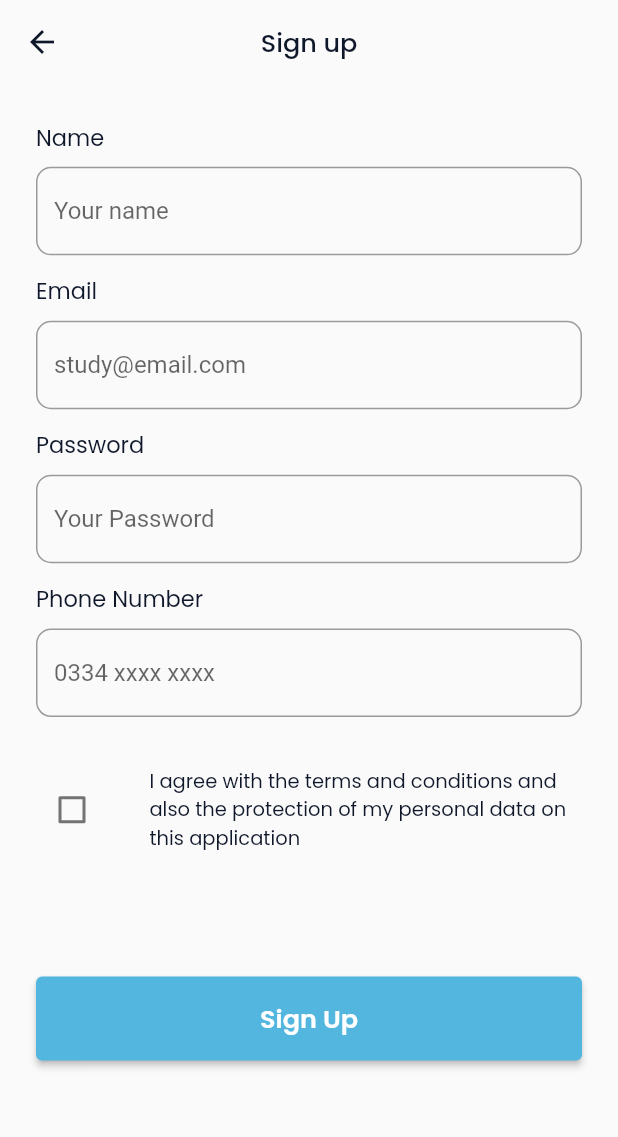
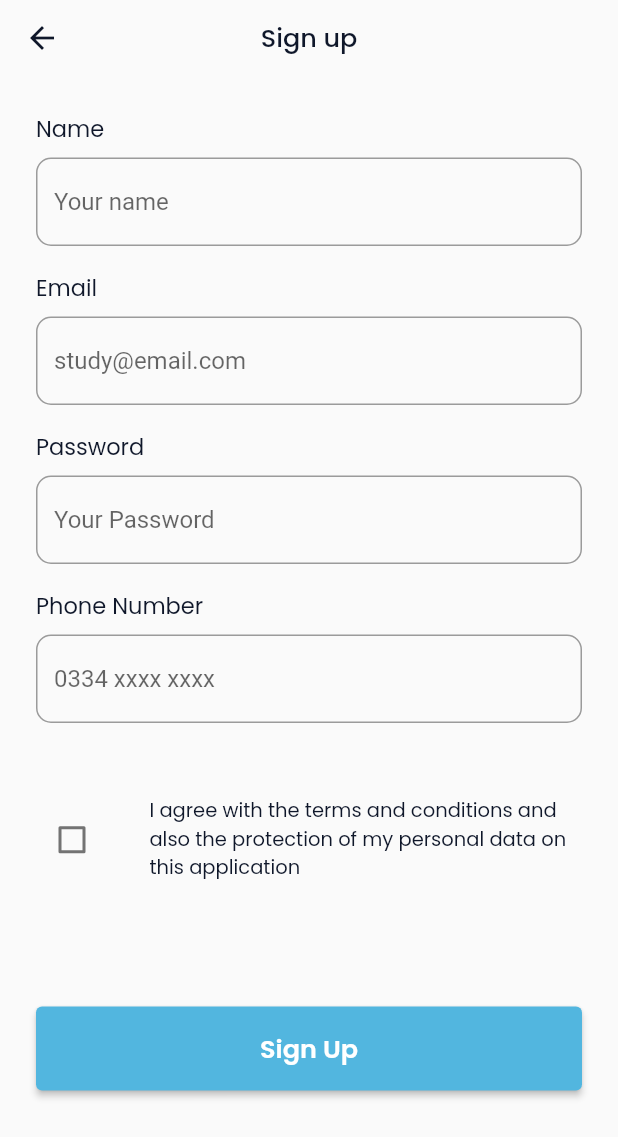
Before and after one commit to RamazonovMirjon/Study-FireBase, a Flutter app: the SignUp screen opened by its route, on a phone screen of 412 x 824 dp. Shown: the top 1137 px of the screen. Run offline on Flutter 3.47's test engine with Material 2 defaults, Android fonts, the phone set to English and light mode, and no system bars; our stand-ins replace flutter_svg.

Commit message:
bazi componentlar

```diff
--- /dev/null
+++ b/lib/core/components/app_bar_text.dart
@@ -0,0 +1,25 @@
+
+import 'package:flutter/material.dart';
+import 'package:stady/core/constants/color_const.dart';
+
+class AppBarText extends StatelessWidget {
+  const AppBarText({
+    required this.text,
+    Key? key,
+  }) : super(key: key);
+
+  final String text;
+
+  @override
+  Widget build(BuildContext context) {
+    return Text(
+      text,
+      style: TextStyle(
+        color: ColorConst.kBlackColor,
+        fontSize: 17,
+        fontFamily: "poppins",
+        fontWeight: FontWeight.w500,
+      ),
+    );
+  }
+}
--- /dev/null
+++ b/lib/core/components/my_app_bar.dart
@@ -0,0 +1,29 @@
+import 'package:flutter/material.dart';
+import 'package:stady/core/constants/color_const.dart';
+
+class MyAppBar extends StatelessWidget with PreferredSizeWidget {
+  MyAppBar({
+    Key? key,
+    this.title,
+    this.action,
+  }) : super(key: key);
+
+  final Widget? title;
+  final List<Widget>? action;
+
+  @override
+  Widget build(BuildContext context) {
+    return AppBar(
+      centerTitle: true,
+      backgroundColor: Colors.transparent,
+      elevation: 0,
+      iconTheme: IconThemeData(color: ColorConst.kBlackColor),
+      title: title,
+    );
+  }
+
+  @override
+  Size get preferredSize {
+    return const Size.fromHeight(50.0);
+  }
+}
--- /dev/null
+++ b/lib/core/components/my_text_field.dart
@@ -0,0 +1,30 @@
+
+import 'package:flutter/material.dart';
+
+class MyTextField extends StatelessWidget {
+  const MyTextField({
+    Key? key,
+    required this.hintText,
+    required this.controller,
+    this.pass = false,
+  }) : super(key: key);
+
+  final TextEditingController controller;
+  final String hintText;
+  final bool pass;
+
+  @override
+  Widget build(BuildContext context) {
+    return Padding(
+      padding: const EdgeInsets.only(top: 8, bottom: 16),
+      child: TextFormField(
+        obscureText: pass,
+        textInputAction: TextInputAction.next,
+        decoration: InputDecoration(
+            hintText: hintText,
+            border: const OutlineInputBorder(
+                borderRadius: BorderRadius.all(Radius.circular(10)))),
+      ),
+    );
+  }
+}
--- a/lib/main.dart
+++ b/lib/main.dart
@@ -1,6 +1,6 @@
 import 'package:flutter/material.dart';
 import 'package:stady/routes/my_routes.dart';
-import 'package:stady/screens/start/Onboarding/welcome/welcome_screen.dart';
+import 'package:stady/screens/start/welcome/welcome_screen.dart';
 
 void main() {
   runApp(MyApp());
@@ -19,9 +19,8 @@ class MyApp extends StatelessWidget {
       theme: ThemeData(
         primarySwatch: Colors.blue,
       ),
-      initialRoute: "/subjects",
+      initialRoute: "/start",
       onGenerateRoute: _myRoute.onGenerateRoute,
-      home: const WelcomeScreen(),
     );
   }
 }
--- a/lib/routes/my_routes.dart
+++ b/lib/routes/my_routes.dart
@@ -2,9 +2,9 @@ import 'package:flutter/material.dart';
 import 'package:stady/screens/authentication/sign_up/sign_up.dart';
 import 'package:stady/screens/home/subjects/subjects.dart';
 import 'package:stady/screens/start/onboarding2.dart';
-import 'package:stady/screens/start/Onboarding/onboarding3.dart';
+import 'package:stady/screens/start/onboarding3.dart';
 import 'package:stady/screens/start/onboarding1.dart';
-import 'package:stady/screens/start/Onboarding/welcome/welcome_screen.dart';
+import 'package:stady/screens/start/welcome/welcome_screen.dart';
 
 class MyRoute {
   Route? onGenerateRoute(RouteSettings settings) {
--- a/lib/screens/authentication/sign_up/sign_up.dart
+++ b/lib/screens/authentication/sign_up/sign_up.dart
@@ -1,4 +1,7 @@
 import 'package:flutter/material.dart';
+import 'package:stady/core/components/app_bar_text.dart';
+import 'package:stady/core/components/my_app_bar.dart';
+import 'package:stady/core/components/my_text_field.dart';
 import 'package:stady/core/constants/color_const.dart';
 
 class SignUp extends StatelessWidget {
@@ -8,6 +11,11 @@ class SignUp extends StatelessWidget {
   Widget build(BuildContext context) {
     Size size = MediaQuery.of(context).size;
 
+    TextEditingController _nameController = TextEditingController();
+    TextEditingController _emailController = TextEditingController();
+    TextEditingController _passController = TextEditingController();
+    TextEditingController _numberController = TextEditingController();
+
     bool value = false;
     var textStyle = TextStyle(
       color: ColorConst.kBlackColor,
@@ -15,21 +23,7 @@ class SignUp extends StatelessWidget {
       fontFamily: "poppins",
     );
     return Scaffold(
-      appBar: AppBar(
-        centerTitle: true,
-        backgroundColor: Colors.transparent,
-        elevation: 0,
-        iconTheme: IconThemeData(color: ColorConst.kBlackColor),
-        title: Text(
-          "Sign up",
-          style: TextStyle(
-            color: ColorConst.kBlackColor,
-            fontSize: 17,
-            fontFamily: "poppins",
-            fontWeight: FontWeight.w500,
-          ),
-        ),
-      ),
+      appBar: MyAppBar(title: const AppBarText(text: "Sign up")),
       body: SingleChildScrollView(
         child: Padding(
           padding: const EdgeInsets.all(24),
@@ -40,47 +34,25 @@ class SignUp extends StatelessWidget {
                   crossAxisAlignment: CrossAxisAlignment.start,
                   children: [
                     Text("Name", style: textStyle),
-                  SizedBox(height: size.height * 0.01),
-                  TextFormField(
-                    textInputAction: TextInputAction.next,
-                    decoration: const InputDecoration(
+                    MyTextField(
                       hintText: "Your name",
-                        border: OutlineInputBorder(
-                            borderRadius:
-                                BorderRadius.all(Radius.circular(10)))),
+                      controller: _nameController,
                     ),
-                  SizedBox(height: size.height * 0.015),
                     Text("Email", style: textStyle),
-                  SizedBox(height: size.height * 0.01),
-                  TextFormField(
-                    textInputAction: TextInputAction.next,
-                    decoration: const InputDecoration(
+                    MyTextField(
                       hintText: "study@email.com",
-                        border: OutlineInputBorder(
-                            borderRadius:
-                                BorderRadius.all(Radius.circular(10)))),
+                      controller: _emailController,
                     ),
-                  SizedBox(height: size.height * 0.015),
                     Text("Password", style: textStyle),
-                  SizedBox(height: size.height * 0.01),
-                  TextFormField(
-                    textInputAction: TextInputAction.next,
-                    decoration: const InputDecoration(
+                    MyTextField(
                       hintText: "Your Password",
-                        border: OutlineInputBorder(
-                            borderRadius:
-                                BorderRadius.all(Radius.circular(10)))),
+                      controller: _passController,
+                      pass: true,
                     ),
-                  SizedBox(height: size.height * 0.015),
                     Text("Phone Number", style: textStyle),
-                  SizedBox(height: size.height * 0.01),
-                  TextFormField(
-                    textInputAction: TextInputAction.next,
-                    decoration: const InputDecoration(
+                    MyTextField(
                       hintText: "0334 xxxx xxxx",
-                        border: OutlineInputBorder(
-                            borderRadius:
-                                BorderRadius.all(Radius.circular(10)))),
+                      controller: _numberController,
                     ),
                     SizedBox(height: size.height * 0.04),
                     Row(
@@ -99,7 +71,7 @@ class SignUp extends StatelessWidget {
                               fontFamily: "poppins",
                             ),
                           ),
-                      )
+                        ),
                       ],
                     ),
                     SizedBox(height: size.height * 0.1),
@@ -122,7 +94,8 @@ class SignUp extends StatelessWidget {
                       ),
                     )
                   ],
-              )),
+                ),
+              ),
             ],
           ),
         ),
--- a/lib/screens/home/subjects/subjects.dart
+++ b/lib/screens/home/subjects/subjects.dart
@@ -1,8 +1,8 @@
 import 'package:flutter/material.dart';
 import 'package:flutter_svg/svg.dart';
-import 'package:stady/core/constants/color_const.dart';
+import 'package:stady/core/components/app_bar_text.dart';
+import 'package:stady/core/components/my_app_bar.dart';
 import 'package:stady/data/subjects_data.dart';
-import 'package:stady/models/subjects_model.dart';
 
 class Subjects extends StatelessWidget {
   const Subjects({Key? key}) : super(key: key);
@@ -10,21 +10,7 @@ class Subjects extends StatelessWidget {
   @override
   Widget build(BuildContext context) {
     return Scaffold(
-      appBar: AppBar(
-        centerTitle: true,
-        backgroundColor: Colors.transparent,
-        elevation: 0,
-        iconTheme: IconThemeData(color: ColorConst.kBlackColor),
-        title: Text(
-          "Subjects",
-          style: TextStyle(
-            color: ColorConst.kBlackColor,
-            fontSize: 17,
-            fontFamily: "poppins",
-            fontWeight: FontWeight.w500,
-          ),
-        ),
-      ),
+      appBar: MyAppBar(title: const AppBarText(text: "Subjects")),
       body: GridView.builder(
         gridDelegate: const SliverGridDelegateWithFixedCrossAxisCount(
           crossAxisCount: 3,
--- a/lib/screens/start/welcome/components/body.dart
+++ b/lib/screens/start/welcome/components/body.dart
@@ -1,7 +1,7 @@
 import 'package:flutter/material.dart';
 import 'package:stady/core/components/emblema.dart';
 import 'package:stady/core/constants/color_const.dart';
-import 'package:stady/screens/start/Onboarding/welcome/components/background.dart';
+import 'package:stady/screens/start/welcome/components/background.dart';
 
 class Body extends StatelessWidget {
   const Body({Key? key}) : super(key: key);
```
Also changed, not shown: lib/screens/authentication/sign_up/interest.dart (added). Lines whose indentation alone changed are shown as unchanged.
